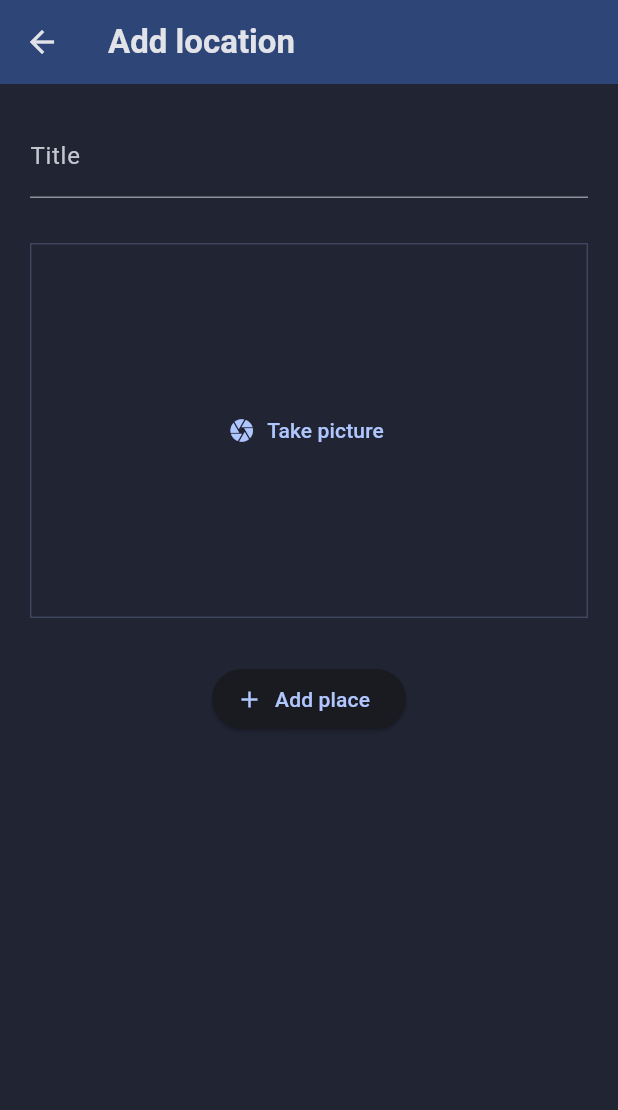
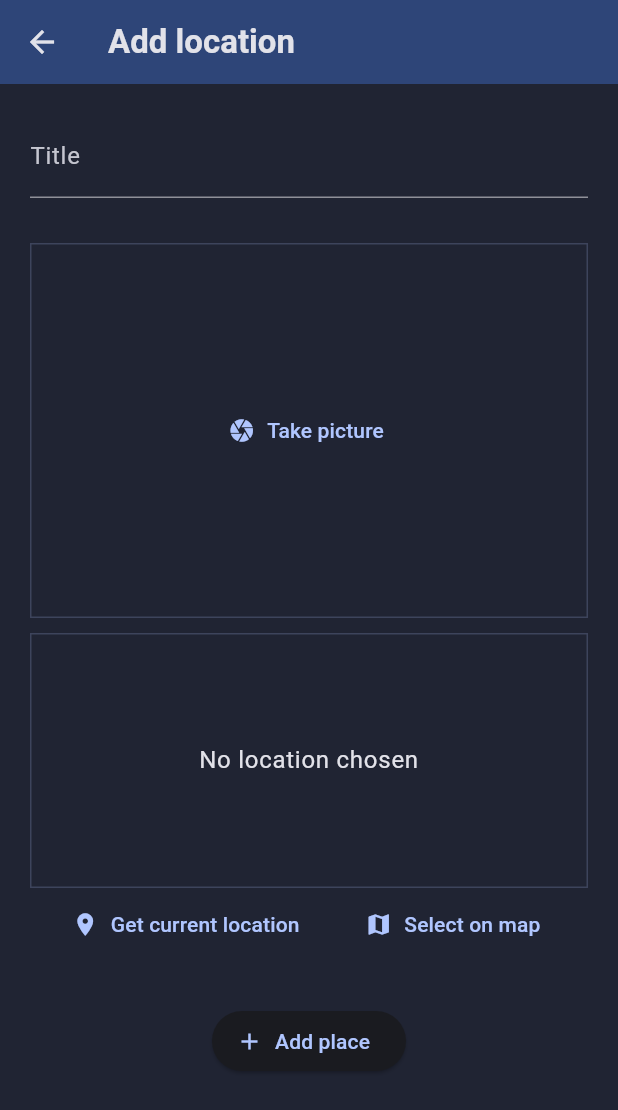
Before and after one commit to Leningram/favourite_places, a Flutter app: the NewLocation screen opened directly, on a phone screen of 412 x 824 dp. Shown: the top 1110 px of the screen. Run offline on Flutter 3.47's test engine with Material 3 defaults, Android fonts, the phone set to English and light mode, and no system bars; our stand-ins replace flutter_riverpod, google_fonts, image_picker, location.

Commit message:
location added

```diff
--- a/lib/presentation/screens/location_details.dart
+++ b/lib/presentation/screens/location_details.dart
@@ -16,7 +16,7 @@ class LocationDetails extends StatelessWidget {
             fit: BoxFit.cover,
             width: double.infinity,
             height: double.infinity,
-          )
+          ),
         ],
       ),
     );
--- a/lib/presentation/screens/new_location.dart
+++ b/lib/presentation/screens/new_location.dart
@@ -1,6 +1,7 @@
 import 'dart:io';
 
 import 'package:favourite_places/presentation/widgets/image_input.dart';
+import 'package:favourite_places/presentation/widgets/location_input.dart';
 import 'package:favourite_places/providers/locations_provider.dart';
 import 'package:flutter/material.dart';
 import 'package:flutter_riverpod/flutter_riverpod.dart';
@@ -48,6 +49,8 @@ class _NewLocationState extends ConsumerState<NewLocation> {
             ImageInput(
               onSelectImage: (image) => {_selectedImage = image},
             ),
+            const SizedBox(height: 10,),
+            const LocationInput(),
             const SizedBox(height: 30),
             ElevatedButton.icon(
               icon: const Icon(Icons.add),
--- /dev/null
+++ b/lib/presentation/widgets/location_input.dart
@@ -0,0 +1,94 @@
+import 'package:flutter/material.dart';
+import 'package:location/location.dart';
+
+class LocationInput extends StatefulWidget {
+  const LocationInput({super.key});
+
+  @override
+  State<LocationInput> createState() => _LocationInputState();
+}
+
+class _LocationInputState extends State<LocationInput> {
+  Location? _pickedLocation;
+  var _isGettingLocation = false;
+
+  void _getCurrentLocation() async {
+    setState(() {
+      _isGettingLocation = true;
+    });
+
+    Location location = Location();
+
+    bool serviceEnabled;
+    PermissionStatus permissionGranted;
+    LocationData locationData;
+
+    serviceEnabled = await location.serviceEnabled();
+    if (!serviceEnabled) {
+      serviceEnabled = await location.requestService();
+      if (!serviceEnabled) {
+        return;
+      }
+    }
+
+    permissionGranted = await location.hasPermission();
+    if (permissionGranted == PermissionStatus.denied) {
+      permissionGranted = await location.requestPermission();
+      if (permissionGranted != PermissionStatus.granted) {
+        return;
+      }
+    }
+    setState(() {
+      _isGettingLocation = true;
+    });
+    locationData = await location.getLocation();
+    setState(() {
+      _isGettingLocation = false;
+    });
+
+    print(locationData.latitude);
+    print(locationData.longitude);
+  }
+
+  @override
+  Widget build(BuildContext context) {
+    Widget previewContent = Text(
+      'No location chosen',
+      textAlign: TextAlign.center,
+      style: Theme.of(context).textTheme.bodyLarge!.copyWith(
+            color: Theme.of(context).colorScheme.onSurface,
+          ),
+    );
+    if (_isGettingLocation) {
+      previewContent = const CircularProgressIndicator();
+    }
+    return Column(
+      children: [
+        Container(
+          width: double.infinity,
+          height: 170,
+          alignment: Alignment.center,
+          decoration: BoxDecoration(
+            border: Border.all(
+                width: 1,
+                color: Theme.of(context).colorScheme.primary.withOpacity(0.2)),
+          ),
+          child: previewContent,
+        ),
+        Row(
+          mainAxisAlignment: MainAxisAlignment.spaceEvenly,
+          children: [
+            TextButton.icon(
+                icon: const Icon(Icons.location_on),
+                onPressed: _getCurrentLocation,
+                label: const Text('Get current location')),
+            TextButton.icon(
+                icon: const Icon(Icons.map),
+                onPressed: () {},
+                label: const Text('Select on map'))
+          ],
+        )
+      ],
+    );
+  }
+}
```
Also changed, not shown: 2 other files.
